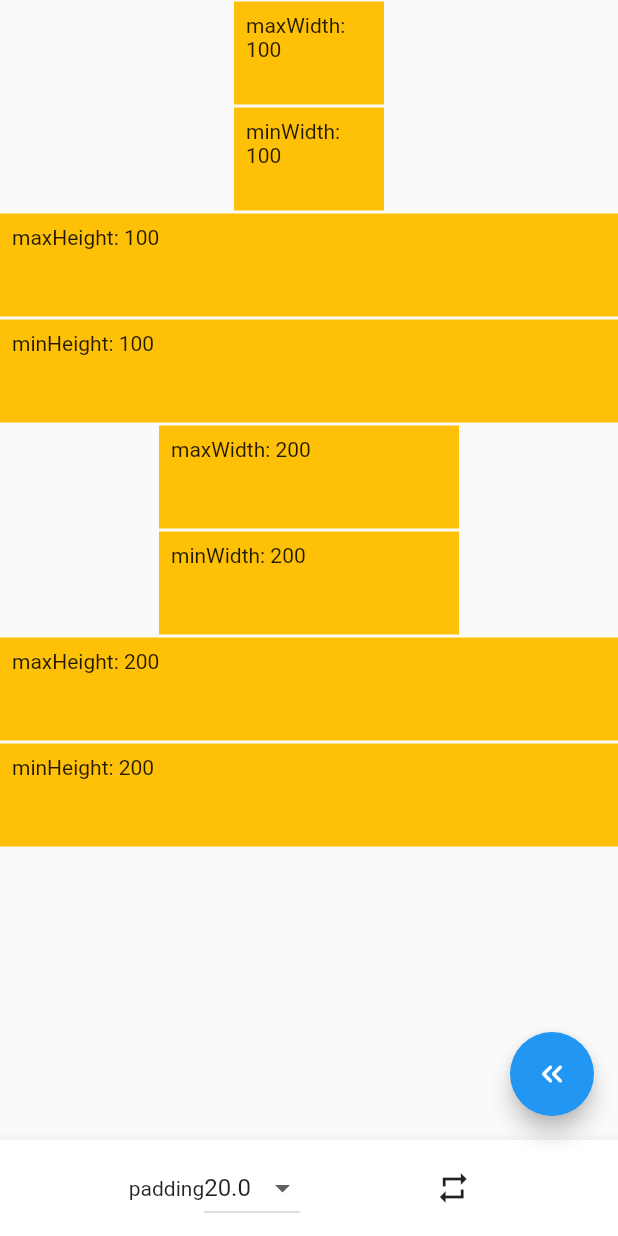
After one commit to fujiya228/flutter-widget-of-the-week, a Flutter app: the Page048 screen opened directly, on a phone screen of 412 x 824 dp. The commit adds this screen. Run offline on Flutter 3.47's test engine with Material 2 defaults, Android fonts, the phone set to English and light mode, and no system bars; our stand-ins replace transparent_image.

Commit message:
ConstrainedBoxを追加

```diff
--- /dev/null
+++ b/lib/widgets/pages/page048.dart
@@ -0,0 +1,110 @@
+import 'package:flutter/material.dart';
+import 'package:flutter/rendering.dart';
+import '../back_page_button.dart';
+
+class Page048 extends StatefulWidget {
+  const Page048({
+    Key? key,
+  }) : super(key: key);
+
+  @override
+  State<Page048> createState() => _Page048State();
+}
+
+class _Page048State extends State<Page048> {
+  double padValue = 0.0;
+  double selectedValue = 20.0;
+
+  static final boxConstraintsList = <String, BoxConstraints>{
+    'maxWidth: 100': const BoxConstraints(maxWidth: 100.0),
+    'minWidth: 100': const BoxConstraints(maxWidth: 100.0),
+    'maxHeight: 100': const BoxConstraints(maxHeight: 100.0),
+    'minHeight: 100': const BoxConstraints(maxHeight: 100.0),
+    'maxWidth: 200': const BoxConstraints(maxWidth: 200.0),
+    'minWidth: 200': const BoxConstraints(maxWidth: 200.0),
+    'maxHeight: 200': const BoxConstraints(maxHeight: 200.0),
+    'minHeight: 200': const BoxConstraints(maxHeight: 200.0),
+  };
+
+  void _switchPadding() {
+    setState(() {
+      padValue = padValue == 0 ? selectedValue : 0.0;
+    });
+  }
+
+  @override
+  Widget build(BuildContext context) {
+    return SafeArea(
+      child: Scaffold(
+        body: Column(
+          children: boxConstraintsList.entries
+              .map(
+                (entry) => Padding(
+                  padding: EdgeInsets.symmetric(horizontal: padValue),
+                  child: ConstrainedBox(
+                    constraints: entry.value,
+                    child: Container(
+                      margin: const EdgeInsets.symmetric(vertical: 1),
+                      padding: const EdgeInsets.all(8),
+                      width: MediaQuery.of(context).size.width,
+                      height: MediaQuery.of(context).size.height / 12,
+                      color: Colors.amber,
+                      child: Text(entry.key),
+                    ),
+                  ),
+                ),
+              )
+              .toList(),
+        ),
+        bottomNavigationBar: BottomAppBar(
+          child: Padding(
+            padding: const EdgeInsets.all(8),
+            child: Row(
+              mainAxisAlignment: MainAxisAlignment.spaceEvenly,
+              children: <Widget>[
+                Row(
+                  mainAxisSize: MainAxisSize.min,
+                  children: <Widget>[
+                    const Text('padding'),
+                    DropdownButton(
+                      items: [
+                        20.0,
+                        40.0,
+                        60.0,
+                        80.0,
+                        100.0,
+                        120.0,
+                        140.0,
+                        160.0,
+                        180.0,
+                        200.0
+                      ]
+                          .map<DropdownMenuItem<double>>(
+                              (double item) => DropdownMenuItem<double>(
+                                    value: item,
+                                    child: Text(item.toString()),
+                                  ))
+                          .toList(),
+                      value: selectedValue,
+                      onChanged: (value) => {
+                        setState(() {
+                          selectedValue = value as double;
+                          padValue = selectedValue;
+                        }),
+                      },
+                    ),
+                  ],
+                ),
+                IconButton(
+                  onPressed: _switchPadding,
+                  icon: const Icon(Icons.repeat),
+                ),
+              ],
+            ),
+          ),
+        ),
+        floatingActionButton: const BackPageButton(),
+      ),
+    );
+  }
+}
--- a/lib/widgets/widgets.dart
+++ b/lib/widgets/widgets.dart
@@ -46,6 +46,7 @@ import 'pages/page044.dart';
 import 'pages/page045.dart';
 import 'pages/page046.dart';
 import 'pages/page047.dart';
+import 'pages/page048.dart';
 
 class WidgetPage {
   WidgetPage({
@@ -58,6 +59,7 @@ class WidgetPage {
 }
 
 final widgetPages = <WidgetPage>[
+  WidgetPage(title: 'No. 048 ConstrainedBox', widget: const Page048()),
   WidgetPage(title: 'No. 047 Semantics', widget: const Page047()),
   WidgetPage(title: 'No. 046 IndexedStack', widget: const Page046()),
   WidgetPage(title: 'No. 045 AnimatedPadding', widget: const Page045()),
```
Also changed, not shown: 1 other file.
